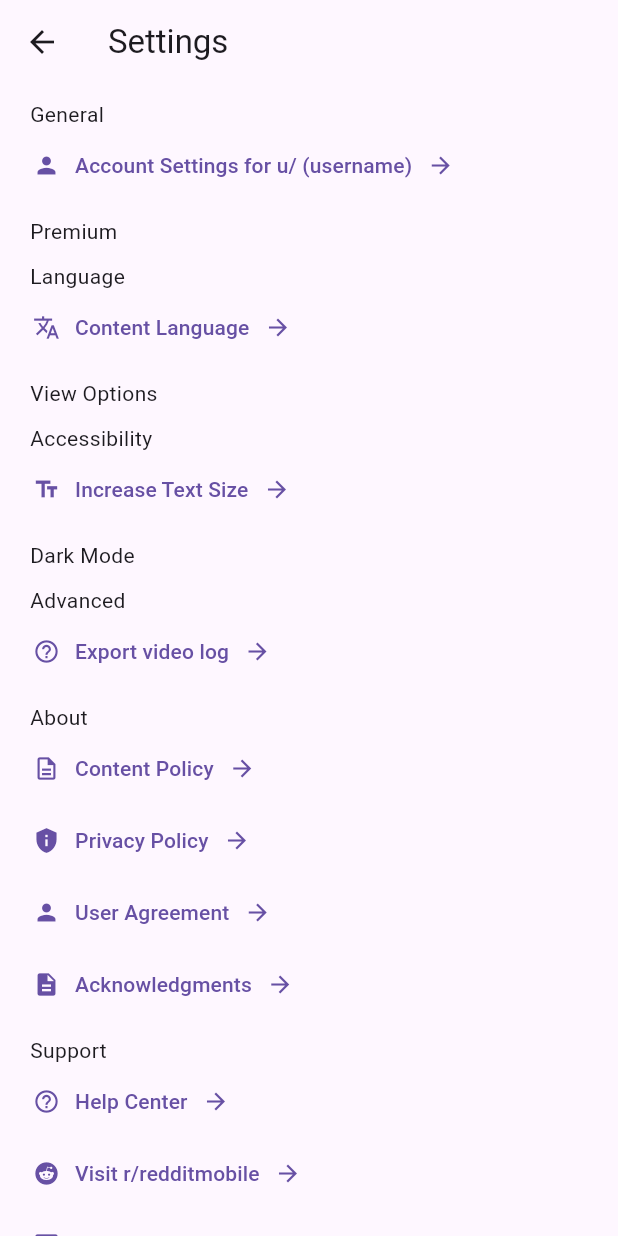
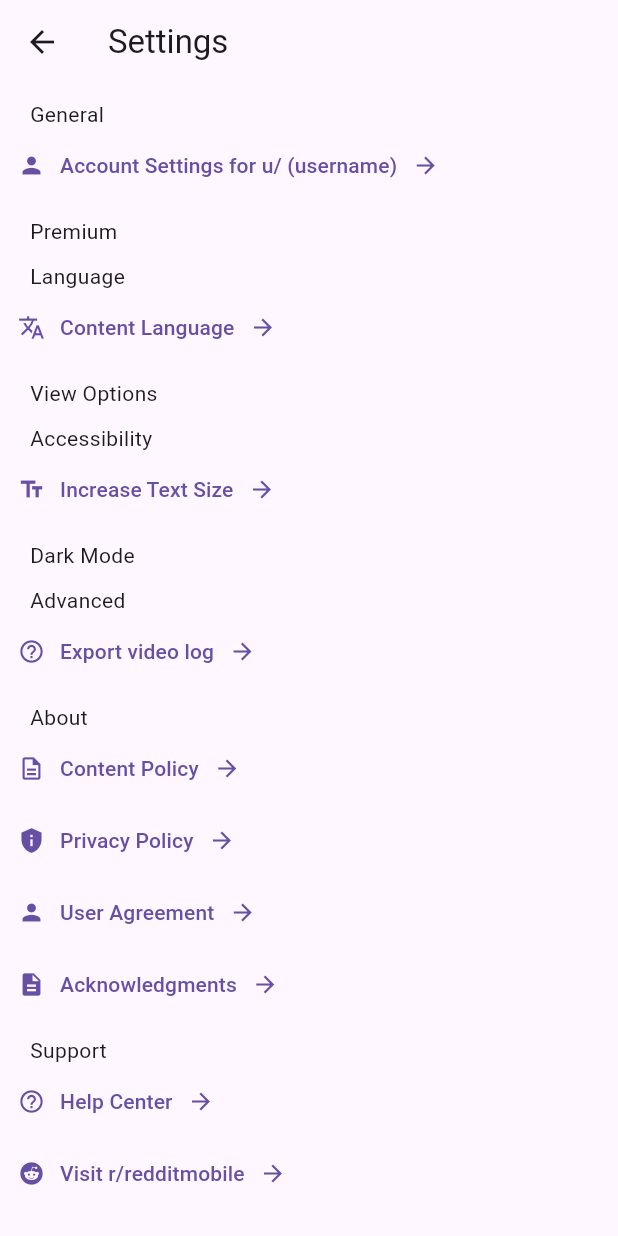
Before and after one commit to SS-Ltd/cReddit-CrossPlatform, a Flutter app: the Settings screen opened directly, on a phone screen of 412 x 824 dp. Run offline on Flutter 3.47's test engine with Material 3 defaults, Android fonts, the phone set to English and light mode, and no system bars; our stand-ins replace logger.

Commit message:
change button size & icons in settings

```diff
--- a/lib/arrow_button.dart
+++ b/lib/arrow_button.dart
@@ -15,10 +15,11 @@
   @override
   Widget build(BuildContext context) {
     return Padding(
-        padding: const EdgeInsets.fromLTRB(10, 0, 20, 0),
+        padding: const EdgeInsets.fromLTRB(0, 0, 0, 0),
         child: Row(
           children: [
-            TextButton(
+            Expanded(
+              child: TextButton(
                 onPressed: onPressed,
                 style: ButtonStyle(
                   shape: MaterialStateProperty.all<OutlinedBorder>(
@@ -41,6 +42,7 @@
                   ],
                 ),
               ),
+            ),
           ],
         ),
 
--- a/lib/main.dart
+++ b/lib/main.dart
@@ -1,4 +1,5 @@
 import 'package:flutter/material.dart';
+import 'package:reddit_clone/account_settings.dart';
 import 'package:reddit_clone/constants/logger.dart';
 import 'package:reddit_clone/settings.dart';
 
@@ -15,7 +16,7 @@
     Logger.getLogger().d('MyApp build');
     return const MaterialApp(
       title: 'Flutter Demo',
-      home: Settings(),
+      home: AccountSettings(),
     );
   }
 }
--- a/lib/settings.dart
+++ b/lib/settings.dart
@@ -71,7 +71,7 @@
               ArrowButton(
                   onPressed: () {},
                   buttonText: 'Report an issue',
-                  buttonicon: Icons.message),
+                  buttonicon: Icons.email_outlined),
             ],
           ),
         ),
--- a/pubspec.yaml
+++ b/pubspec.yaml
@@ -35,6 +35,7 @@
   # The following adds the Cupertino Icons font to your application.
   # Use with the CupertinoIcons class for iOS style icons.
   cupertino_icons: ^1.0.6
+  url_launcher: ^6.2.5
 
 dev_dependencies:
   flutter_test:
```
Also changed, not shown: 1 other file. Lines whose indentation alone changed are shown as unchanged.
